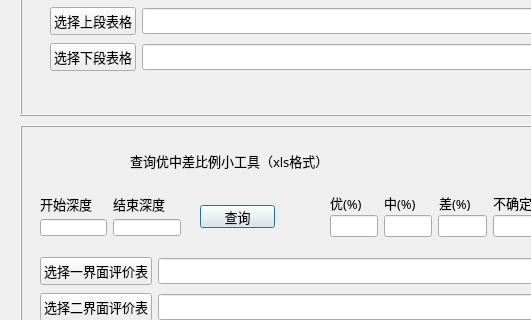
Qt form WELL_INTEGRITY_UI.ui (KiwiPapa/4Stars-EngineerLoggingAssistant) before a commit; both pictures show x 0 to 531 and y 214 to 534 of the 1160 by 710 pixel window.
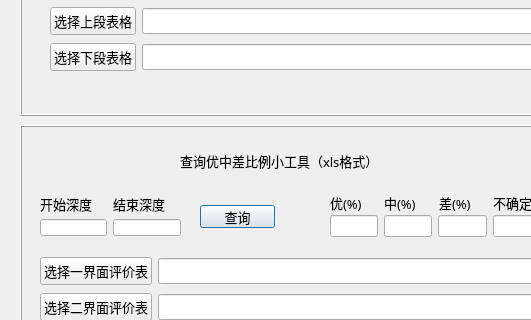
The same form after that commit. The open tabs and pages were chosen to show the change.

```diff
--- a/WELL_INTEGRITY_UI.ui
+++ b/WELL_INTEGRITY_UI.ui
@@ -3380,9 +3380,9 @@
       <widget class="QLabel" name="label_137">
        <property name="geometry">
         <rect>
-         <x>110</x>
+         <x>160</x>
          <y>20</y>
-         <width>321</width>
+         <width>271</width>
          <height>31</height>
         </rect>
        </property>
```
Left out of the diff: 2 changed lines with no effect on the pictures.
